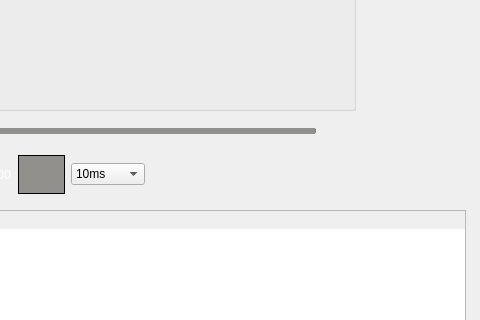
The window that mainwindow.ui (KemerDev/QtSubMaker) describes before a commit, drawn with Qt 5; both pictures show x 505 to 985 and y 229 to 549 of the 985 by 690 pixel window.
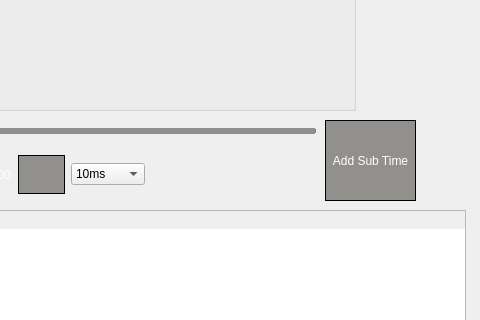
The same window after the commit.

The edit to the form file:
```diff
--- a/mainwindow.ui
+++ b/mainwindow.ui
@@ -392,6 +392,37 @@
      </item>
     </layout>
    </widget>
+   <widget class="QPushButton" name="addSubTimeButton">
+    <property name="geometry">
+     <rect>
+      <x>830</x>
+      <y>330</y>
+      <width>91</width>
+      <height>81</height>
+     </rect>
+    </property>
+    <property name="styleSheet">
+     <string notr="true">QPushButton
+{
+	background-color:  #91908d;
+	width: 45px;
+	height: 37px;
+    border: 1px solid #000000;
+	color: white;
+}
+
+QPushButton:hover {
+    background-color: #7c7b78; /* Change color on hover */
+}
+
+QPushButton:pressed {
+    background-color: #6c6b68; /* Change color when pressed */
+}</string>
+    </property>
+    <property name="text">
+     <string>Add Sub Time</string>
+    </property>
+   </widget>
   </widget>
   <widget class="QMenuBar" name="menubar">
    <property name="geometry">
```
Left out of the diff: 27 changed lines with no effect on the pictures.
